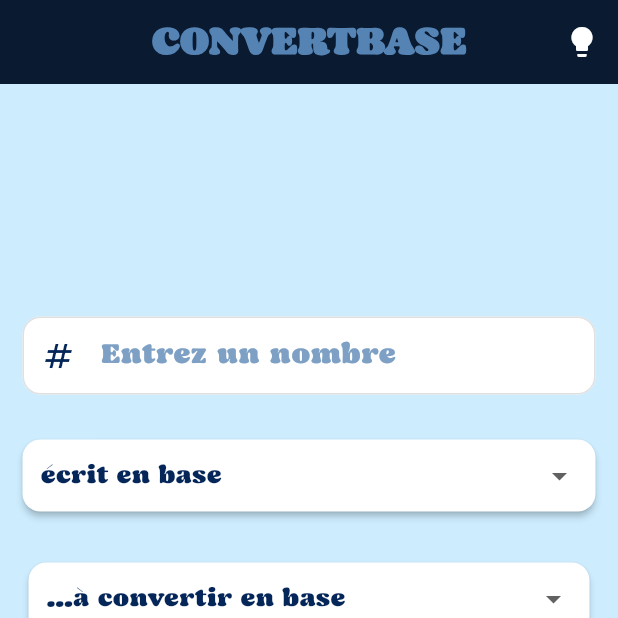
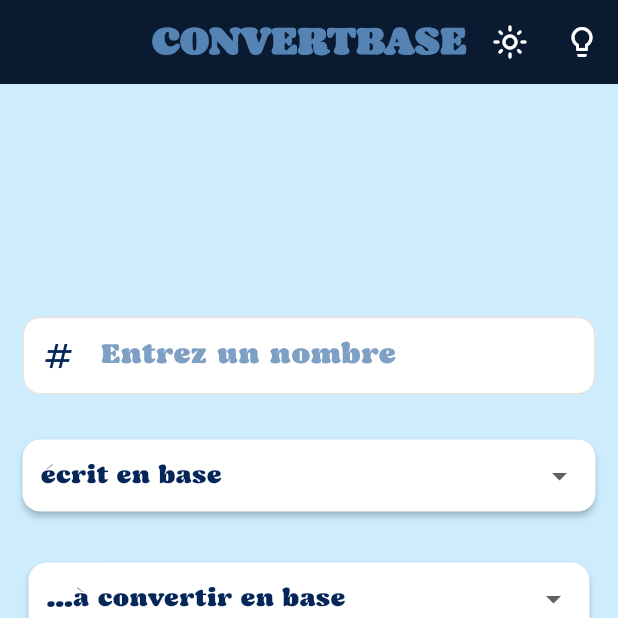
Before and after one commit to Zipa225/convertBase, a Flutter app: the screen it shows after launch, on a phone screen of 412 x 824 dp, the top half of it. Run offline on Flutter 3.47's test engine with Material 3 defaults, Android fonts, the phone set to English and light mode, and no system bars.

Commit message:
Sauvegarde avant pull

```diff
--- a/lib/Views/home/HomePage.dart
+++ b/lib/Views/home/HomePage.dart
@@ -35,28 +35,31 @@ class _HomePageState extends State<HomePage> {
           style: Theme.of(context).textTheme.titleLarge,
         ),
         actions: [
-          // PopupMenuButton(
-          //   icon: Icon(
-          //     Icons.lightbulb_outline,
-          //     color: Colors.white,
-          //   ),
-          //
-          //   itemBuilder: (context) {
-          //     return bases.entries.map((base) {
-          //       return PopupMenuItem(
-          //         value: base.key,
-          //         child: Text(base.value),
-          //       );
-          //     }).toList();
-          //   },
-          // ),
+          PopupMenuButton(
+            icon: Icon(
+              Icons.light_mode_outlined,
+              color: Colors.white,
+            ),
+
+            itemBuilder: (context) {
+              return bases.entries.map((base) {
+                return PopupMenuItem(
+                  value: base.key,
+                  child: Text(base.value),
+                );
+              }).toList();
+            },
+          ),
+
           IconButton(
-              onPressed:(){
-                Navigator.pushNamed(context, '/astuces');
-              },
-              icon: Icon(Icons.lightbulb,color: Colors.white,)
-          )
+              onPressed: null,
+              icon: Icon(
+                Icons.lightbulb_outline,
+                color: Colors.white,
 
+
+              ),
+          ),
         ],
 
         centerTitle: true,
```
